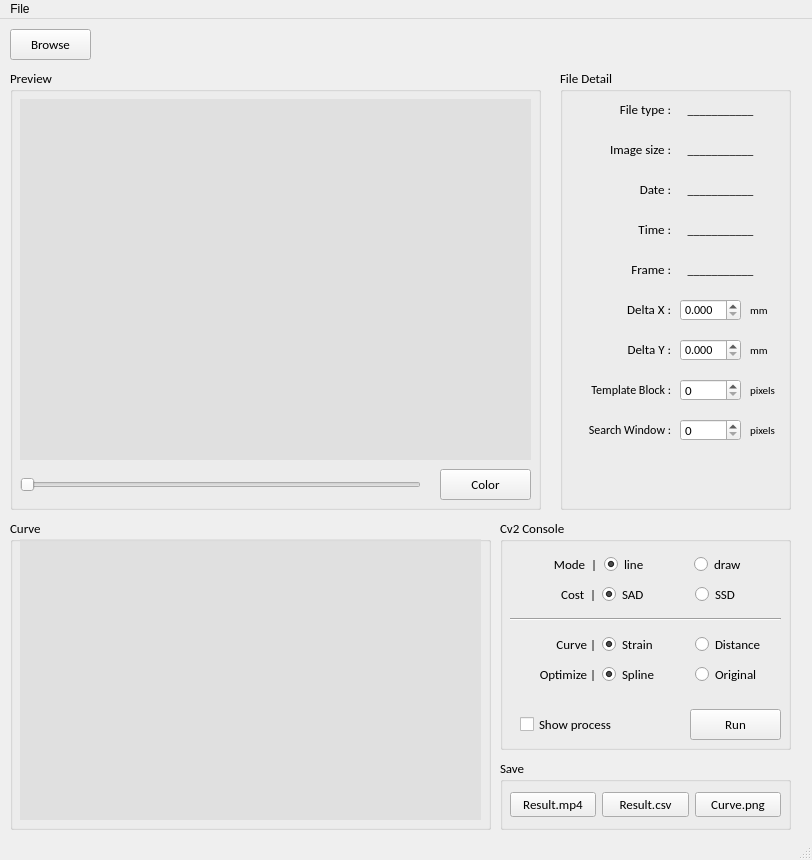
Old version of the form tool/main.ui in the repository doraduan12/Speckle_Tracking.
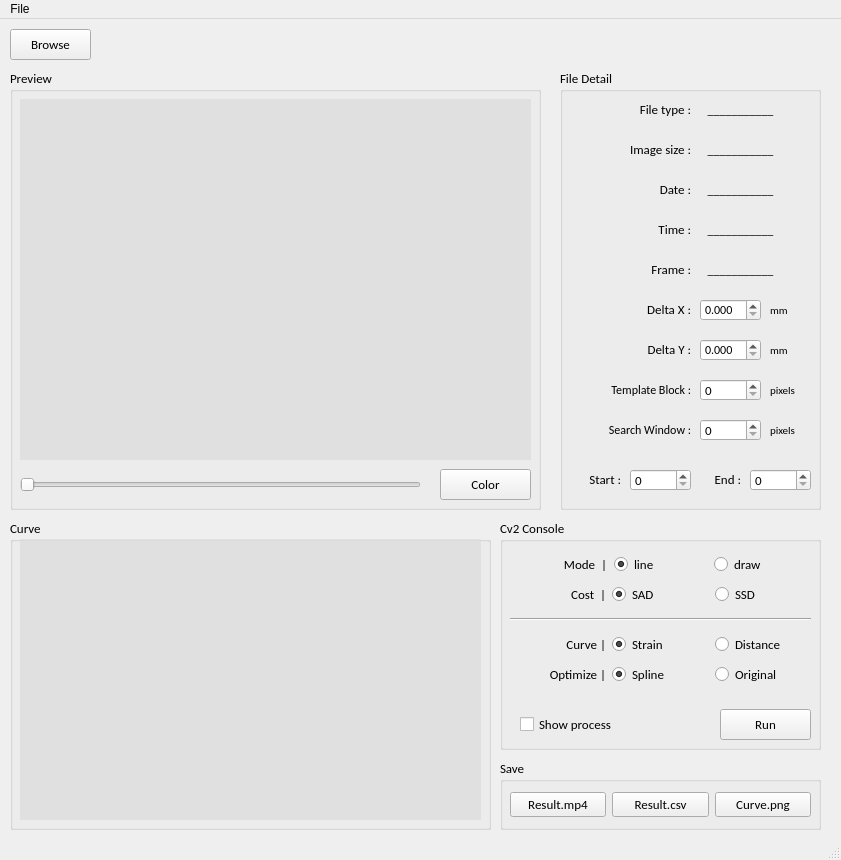
New version of the form.

Commit message: 20200323 16:03 1. 設定起始與結束影像功能

```diff
--- a/tool/main.ui
+++ b/tool/main.ui
@@ -6,7 +6,7 @@
    <rect>
     <x>0</x>
     <y>0</y>
-    <width>812</width>
+    <width>841</width>
     <height>860</height>
    </rect>
   </property>
@@ -44,7 +44,7 @@
      <rect>
       <x>100</x>
       <y>10</y>
-      <width>691</width>
+      <width>721</width>
       <height>31</height>
      </rect>
     </property>
@@ -62,7 +62,7 @@
      <rect>
       <x>560</x>
       <y>50</y>
-      <width>231</width>
+      <width>261</width>
       <height>441</height>
      </rect>
     </property>
@@ -78,7 +78,7 @@
     <widget class="QLabel" name="label_image_size">
      <property name="geometry">
       <rect>
-       <x>10</x>
+       <x>30</x>
        <y>70</y>
        <width>101</width>
        <height>21</height>
@@ -97,7 +97,7 @@
     <widget class="QLabel" name="label_date">
      <property name="geometry">
       <rect>
-       <x>10</x>
+       <x>30</x>
        <y>110</y>
        <width>101</width>
        <height>21</height>
@@ -116,7 +116,7 @@
     <widget class="QLabel" name="label_frame">
      <property name="geometry">
       <rect>
-       <x>10</x>
+       <x>30</x>
        <y>190</y>
        <width>101</width>
        <height>21</height>
@@ -135,7 +135,7 @@
     <widget class="QLabel" name="label_delta_x">
      <property name="geometry">
       <rect>
-       <x>10</x>
+       <x>30</x>
        <y>230</y>
        <width>101</width>
        <height>21</height>
@@ -154,7 +154,7 @@
     <widget class="QLabel" name="label_delta_y">
      <property name="geometry">
       <rect>
-       <x>10</x>
+       <x>30</x>
        <y>270</y>
        <width>101</width>
        <height>21</height>
@@ -173,7 +173,7 @@
     <widget class="QLabel" name="label_time">
      <property name="geometry">
       <rect>
-       <x>10</x>
+       <x>30</x>
        <y>150</y>
        <width>101</width>
        <height>21</height>
@@ -192,7 +192,7 @@
     <widget class="QLabel" name="label_image_size_show">
      <property name="geometry">
       <rect>
-       <x>120</x>
+       <x>140</x>
        <y>70</y>
        <width>81</width>
        <height>21</height>
@@ -221,7 +221,7 @@
     <widget class="QLabel" name="label_date_show">
      <property name="geometry">
       <rect>
-       <x>120</x>
+       <x>140</x>
        <y>110</y>
        <width>81</width>
        <height>21</height>
@@ -250,7 +250,7 @@
     <widget class="QLabel" name="label_time_show">
      <property name="geometry">
       <rect>
-       <x>120</x>
+       <x>140</x>
        <y>150</y>
        <width>81</width>
        <height>21</height>
@@ -279,7 +279,7 @@
     <widget class="QLabel" name="label_frame_show">
      <property name="geometry">
       <rect>
-       <x>120</x>
+       <x>140</x>
        <y>190</y>
        <width>81</width>
        <height>21</height>
@@ -308,7 +308,7 @@
     <widget class="QLabel" name="label_filetype_show">
      <property name="geometry">
       <rect>
-       <x>120</x>
+       <x>140</x>
        <y>30</y>
        <width>81</width>
        <height>21</height>
@@ -337,7 +337,7 @@
     <widget class="QLabel" name="label_filetype">
      <property name="geometry">
       <rect>
-       <x>10</x>
+       <x>30</x>
        <y>30</y>
        <width>101</width>
        <height>21</height>
@@ -356,7 +356,7 @@
     <widget class="QLabel" name="label_mm1">
      <property name="geometry">
       <rect>
-       <x>190</x>
+       <x>210</x>
        <y>230</y>
        <width>31</width>
        <height>21</height>
@@ -380,7 +380,7 @@
     <widget class="QLabel" name="label_mm2">
      <property name="geometry">
       <rect>
-       <x>190</x>
+       <x>210</x>
        <y>270</y>
        <width>31</width>
        <height>21</height>
@@ -404,7 +404,7 @@
     <widget class="QLabel" name="label_search_window">
      <property name="geometry">
       <rect>
-       <x>0</x>
+       <x>20</x>
        <y>350</y>
        <width>111</width>
        <height>21</height>
@@ -428,7 +428,7 @@
     <widget class="QLabel" name="label_template_block">
      <property name="geometry">
       <rect>
-       <x>10</x>
+       <x>30</x>
        <y>310</y>
        <width>101</width>
        <height>21</height>
@@ -452,7 +452,7 @@
     <widget class="QLabel" name="label_pixel1">
      <property name="geometry">
       <rect>
-       <x>190</x>
+       <x>210</x>
        <y>310</y>
        <width>41</width>
        <height>21</height>
@@ -476,7 +476,7 @@
     <widget class="QLabel" name="label_pixel2">
      <property name="geometry">
       <rect>
-       <x>190</x>
+       <x>210</x>
        <y>350</y>
        <width>41</width>
        <height>21</height>
@@ -500,7 +500,7 @@
     <widget class="QSpinBox" name="spinBox_temp_size">
      <property name="geometry">
       <rect>
-       <x>120</x>
+       <x>140</x>
        <y>310</y>
        <width>61</width>
        <height>22</height>
@@ -516,7 +516,7 @@
     <widget class="QSpinBox" name="spinBox_search_range">
      <property name="geometry">
       <rect>
-       <x>120</x>
+       <x>140</x>
        <y>350</y>
        <width>61</width>
        <height>22</height>
@@ -532,7 +532,7 @@
     <widget class="QDoubleSpinBox" name="doubleSpinBox_delta_x">
      <property name="geometry">
       <rect>
-       <x>120</x>
+       <x>140</x>
        <y>230</y>
        <width>61</width>
        <height>22</height>
@@ -554,7 +554,7 @@
     <widget class="QDoubleSpinBox" name="doubleSpinBox_delta_y">
      <property name="geometry">
       <rect>
-       <x>120</x>
+       <x>140</x>
        <y>270</y>
        <width>61</width>
        <height>22</height>
@@ -573,6 +573,79 @@
       <double>0.050000000000000</double>
      </property>
     </widget>
+    <widget class="QSpinBox" name="spinBox_end">
+     <property name="geometry">
+      <rect>
+       <x>190</x>
+       <y>400</y>
+       <width>61</width>
+       <height>22</height>
+      </rect>
+     </property>
+     <property name="font">
+      <font>
+       <family>Calibri</family>
+       <pointsize>10</pointsize>
+      </font>
+     </property>
+     <property name="maximum">
+      <number>99</number>
+     </property>
+    </widget>
+    <widget class="QSpinBox" name="spinBox_start">
+     <property name="geometry">
+      <rect>
+       <x>70</x>
+       <y>400</y>
+       <width>61</width>
+       <height>22</height>
+      </rect>
+     </property>
+     <property name="font">
+      <font>
+       <family>Calibri</family>
+       <pointsize>10</pointsize>
+      </font>
+     </property>
+    </widget>
+    <widget class="QLabel" name="label_date_2">
+     <property name="geometry">
+      <rect>
+       <x>140</x>
+       <y>400</y>
+       <width>41</width>
+       <height>21</height>
+      </rect>
+     </property>
+     <property name="text">
+      <string>End :</string>
+     </property>
+     <property name="textFormat">
+      <enum>Qt::AutoText</enum>
+     </property>
+     <property name="alignment">
+      <set>Qt::AlignRight|Qt::AlignTrailing|Qt::AlignVCenter</set>
+     </property>
+    </widget>
+    <widget class="QLabel" name="label_date_3">
+     <property name="geometry">
+      <rect>
+       <x>10</x>
+       <y>400</y>
+       <width>51</width>
+       <height>21</height>
+      </rect>
+     </property>
+     <property name="text">
+      <string>Start :</string>
+     </property>
+     <property name="textFormat">
+      <enum>Qt::AutoText</enum>
+     </property>
+     <property name="alignment">
+      <set>Qt::AlignRight|Qt::AlignTrailing|Qt::AlignVCenter</set>
+     </property>
+    </widget>
     <zorder>label_image_size</zorder>
     <zorder>label_date</zorder>
     <zorder>label_frame</zorder>
@@ -750,7 +823,7 @@
      <rect>
       <x>500</x>
       <y>500</y>
-      <width>291</width>
+      <width>321</width>
       <height>231</height>
      </rect>
     </property>
@@ -766,7 +839,7 @@
     <widget class="QPushButton" name="btn_run">
      <property name="geometry">
       <rect>
-       <x>190</x>
+       <x>220</x>
        <y>190</y>
        <width>91</width>
        <height>31</height>
@@ -793,7 +866,7 @@
       <rect>
        <x>10</x>
        <y>30</y>
-       <width>271</width>
+       <width>301</width>
        <height>31</height>
       </rect>
      </property>
@@ -851,7 +924,7 @@
       <rect>
        <x>10</x>
        <y>60</y>
-       <width>271</width>
+       <width>301</width>
        <height>31</height>
       </rect>
      </property>
@@ -929,7 +1002,7 @@
       <rect>
        <x>10</x>
        <y>90</y>
-       <width>271</width>
+       <width>301</width>
        <height>21</height>
       </rect>
      </property>
@@ -942,7 +1015,7 @@
       <rect>
        <x>10</x>
        <y>100</y>
-       <width>271</width>
+       <width>301</width>
        <height>91</height>
       </rect>
      </property>
@@ -955,7 +1028,7 @@
         <rect>
          <x>0</x>
          <y>10</y>
-         <width>271</width>
+         <width>301</width>
          <height>31</height>
         </rect>
        </property>
@@ -994,7 +1067,7 @@
         <rect>
          <x>0</x>
          <y>40</y>
-         <width>271</width>
+         <width>301</width>
          <height>31</height>
         </rect>
        </property>
@@ -1079,7 +1152,7 @@
      <rect>
       <x>500</x>
       <y>740</y>
-      <width>291</width>
+      <width>321</width>
       <height>71</height>
      </rect>
     </property>
@@ -1097,7 +1170,7 @@
       <rect>
        <x>10</x>
        <y>30</y>
-       <width>271</width>
+       <width>301</width>
        <height>32</height>
       </rect>
      </property>
@@ -1139,7 +1212,7 @@
     <rect>
      <x>0</x>
      <y>0</y>
-     <width>812</width>
+     <width>841</width>
      <height>25</height>
     </rect>
    </property>
```
Left out of the diff: 6 changed lines with no effect on the pictures. The commit also changes 2 other files.
